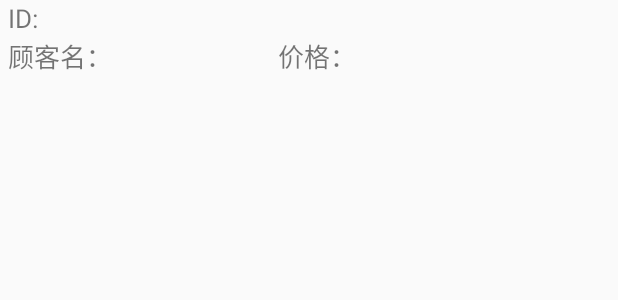
After one commit to Zhang-Zhi-Jie/Self-service-ordering-system, an Android app: the layout item_list_module.xml on its own in the app's theme, with its tools: preview values and no code run, on a phone screen of 412 x 824 dp. The commit adds this screen. Shown: the top 300 px of the screen. Run offline under Robolectric (Android 15) with nearby library versions, the phone set to English and light mode, and no system bars; network calls fail.

Commit message:
完成Cook端

```diff
--- a/cook/build.gradle
+++ b/cook/build.gradle
@@ -3,7 +3,7 @@ apply plugin: 'com.android.application'
 android {
     compileSdkVersion 23
     buildToolsVersion "23.0.3"
-
+    useLibrary 'org.apache.http.legacy'
     defaultConfig {
         applicationId "com.example.cook"
         minSdkVersion 18
@@ -20,7 +20,8 @@ android {
 }
 
 dependencies {
-    compile fileTree(dir: 'libs', include: ['*.jar'])
+    compile fileTree(include: ['*.jar'], dir: 'libs')
     testCompile 'junit:junit:4.12'
     compile 'com.android.support:appcompat-v7:23.3.0'
+    compile files('src/libs/gson-2.3.1.jar')
 }
--- a/cook/src/main/AndroidManifest.xml
+++ b/cook/src/main/AndroidManifest.xml
@@ -10,6 +10,8 @@
                 <category android:name="android.intent.category.LAUNCHER" />
             </intent-filter>
         </activity>
+        <activity android:name=".Detail"></activity>
     </application>
-
+    <uses-permission android:name="android.permission.INTERNET"/>
+    <uses-permission android:name="android.permission.ACCESS_NETWORK_STATE"/>
 </manifest>
--- a/cook/src/main/res/layout/activity_main.xml
+++ b/cook/src/main/res/layout/activity_main.xml
@@ -7,6 +7,8 @@
     android:paddingTop="@dimen/activity_vertical_margin"
     tools:context="com.example.cook.MainActivity">
 
-    <TextView android:layout_width="wrap_content" android:layout_height="wrap_content"
-        android:text="Hello World!" />
+    <ListView
+        android:id="@+id/listView"
+        android:layout_width="match_parent"
+        android:layout_height="match_parent"></ListView>
 </RelativeLayout>
--- /dev/null
+++ b/cook/src/main/res/layout/item_list_module.xml
@@ -0,0 +1,65 @@
+<?xml version="1.0" encoding="utf-8"?>
+<RelativeLayout xmlns:android="http://schemas.android.com/apk/res/android"
+    android:layout_width="fill_parent"
+    android:layout_height="60dp"
+    >
+	<TextView
+		android:id="@+id/order_db_idshow"
+		android:layout_width="wrap_content"
+		android:layout_height="wrap_content"
+		android:text="ID:"
+		android:textSize="17dip"
+		android:layout_marginLeft="5dip"
+		/>
+
+	<TextView
+			android:id="@+id/order_db_id"
+	    	android:layout_width="wrap_content"
+	    	android:layout_height="wrap_content"
+			android:textSize="17dip"
+	    	android:layout_marginLeft="5dip"
+		    android:layout_toRightOf="@+id/order_db_idshow"
+	    	/>
+
+	<TextView
+		android:id="@+id/order_db_nameshow"
+		android:layout_width="wrap_content"
+		android:layout_height="wrap_content"
+		android:text="顾客名："
+		android:textSize="17dip"
+		android:layout_marginLeft="5dip"
+		android:layout_below="@+id/order_db_idshow"
+		/>
+	   <TextView
+		    android:id="@+id/order_db_name"
+	    	android:layout_width="100dip"
+		   	android:textSize="17dp"
+	    	android:layout_height="wrap_content"
+	    	android:layout_marginLeft="5dip"
+		   android:layout_toRightOf="@+id/order_db_nameshow"
+		    android:layout_below="@+id/order_db_id"
+	    	/>
+
+	<TextView
+		android:id="@+id/order_db_priceshow"
+		android:layout_width="55dip"
+		android:textSize="17dp"
+		android:text="价格："
+		android:layout_height="wrap_content"
+		android:layout_marginLeft="5dip"
+		android:layout_toRightOf="@+id/order_db_name"
+		android:layout_below="@+id/order_db_id"
+		/>
+
+	   <TextView
+		    android:id="@+id/order_db_price"
+	    	android:layout_width="50dip"
+	    	android:layout_height="wrap_content"
+	    	android:layout_marginLeft="5dip"
+		    android:layout_below="@+id/order_db_id"
+		    android:layout_toRightOf="@+id/order_db_priceshow"
+	    	/>
+
+
+
+</RelativeLayout>
```
Also changed, not shown: cook/src/main/java/com/example/cook/Detail.java (added, +46 -0 lines), cook/src/main/java/com/example/cook/HttpUtils.java (added, +81 -0 lines), cook/src/main/java/com/example/cook/MainActivity.java (+115 -0 lines), cook/src/main/java/com/example/cook/Result.java (added, +67 -0 lines), cook/src/main/java/com/example/cook/ResultFromServer.java (added, +36 -0 lines), cook/src/libs/gson-2.3.1.jar (added).
